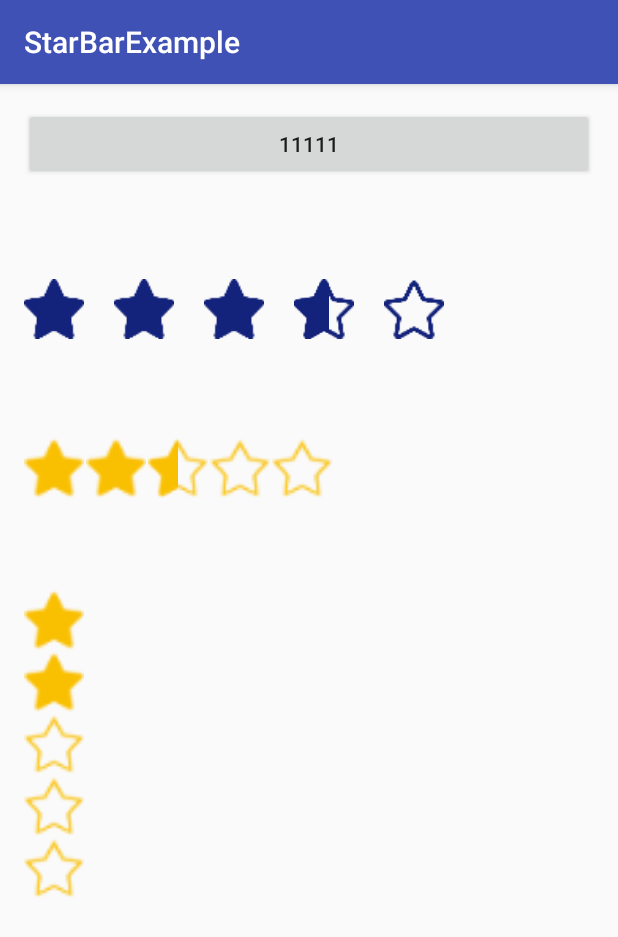
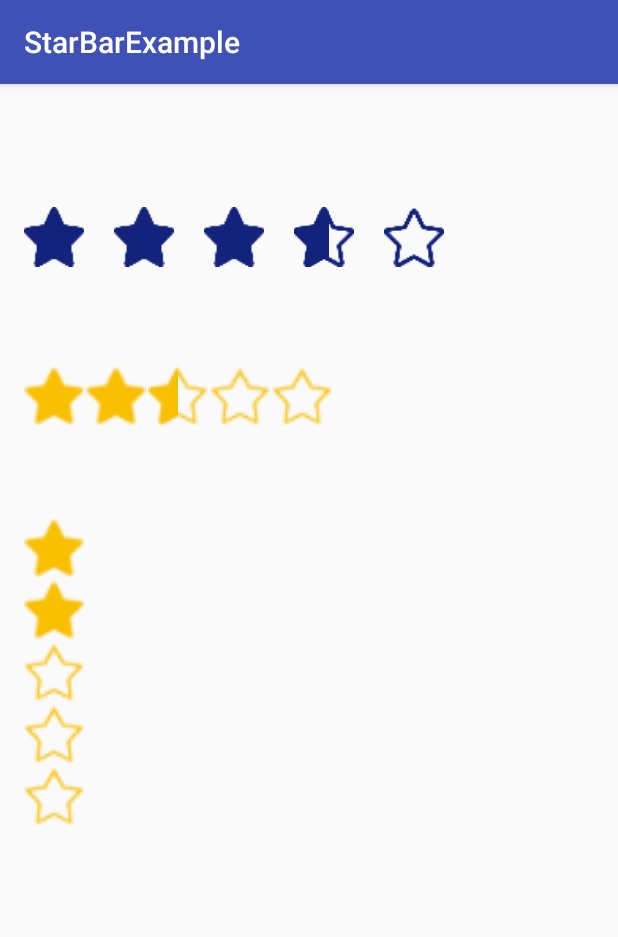
Before and after one commit to SakurajimaMaii/StarBar, an Android app: the screen it shows after launch (TestActivity), on a phone screen of 412 x 824 dp. Shown: the top 937 px of the screen. Run offline under Robolectric (Android 15) with nearby library versions, the phone set to English and light mode, and no system bars.

Commit message:
更新了介绍文档和演示图

```diff
--- a/app/build.gradle
+++ b/app/build.gradle
@@ -24,8 +24,8 @@ android {
 }
 
 dependencies {
-    implementation project(":GStarBar")
-    //implementation 'com.github.SakurajimaMaii:GStarBar:dev-1.0.0'
+    //implementation project(":GStarBar")
+    implementation 'com.github.SakurajimaMaii:GStarBar:dev-1.1.0'
 
     implementation fileTree(dir: 'libs', include: ['*.jar'])
     implementation 'junit:junit:4.13.2'
--- a/app/src/main/res/layout/activity_test.xml
+++ b/app/src/main/res/layout/activity_test.xml
@@ -10,12 +10,6 @@
     android:paddingTop="@dimen/activity_vertical_margin"
     android:orientation="vertical"
     tools:context="com.gcode.starbarproj.MainActivity">
-
-    <androidx.appcompat.widget.AppCompatButton
-        android:id="@+id/button_1"
-        android:text="11111"
-        android:layout_width="match_parent"
-        android:layout_height="wrap_content"/>
 
     <com.gcode.widget.GStarBarView
         android:id="@+id/sbv_starbar_2"
@@ -31,6 +25,7 @@
         app:star_selected="@mipmap/ic_star_yellow_selected"
         app:star_width="25dp"
         android:layout_marginTop="66dp" />
+
     <com.gcode.widget.GStarBarView
         android:layout_width="wrap_content"
         android:layout_height="wrap_content"
```
Also changed, not shown: 3 other files.
